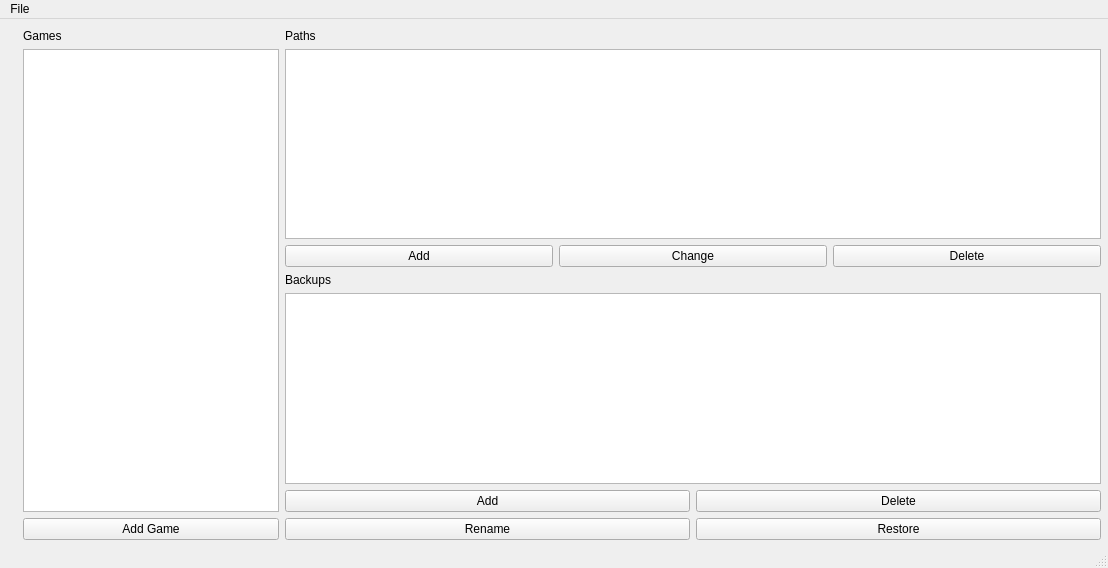
CMHarris14/GummysaverQt, file mainwindow.ui: the form before one commit.
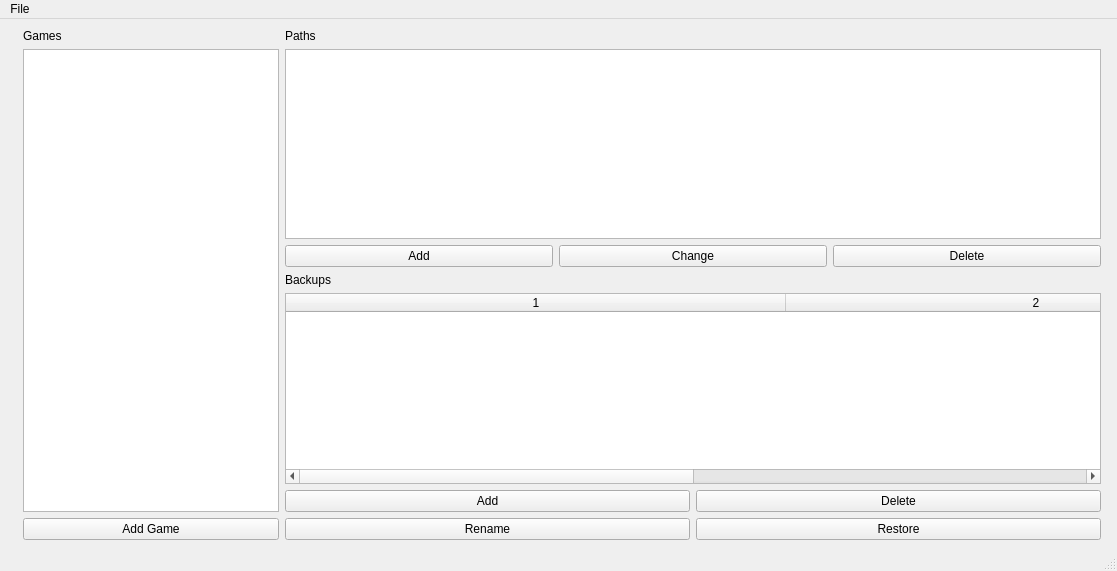
The form after the commit.

The edit to the form file:
```diff
--- a/mainwindow.ui
+++ b/mainwindow.ui
@@ -6,8 +6,8 @@
    <rect>
     <x>0</x>
     <y>0</y>
-    <width>1108</width>
-    <height>568</height>
+    <width>1117</width>
+    <height>571</height>
    </rect>
   </property>
   <property name="windowTitle">
@@ -104,7 +104,28 @@
         </widget>
        </item>
        <item>
-        <widget class="QListWidget" name="list_backups"/>
+        <widget class="QTableWidget" name="list_backups">
+         <property name="textElideMode">
+          <enum>Qt::TextElideMode::ElideRight</enum>
+         </property>
+         <property name="columnCount">
+          <number>2</number>
+         </property>
+         <attribute name="horizontalHeaderVisible">
+          <bool>true</bool>
+         </attribute>
+         <attribute name="horizontalHeaderCascadingSectionResizes">
+          <bool>false</bool>
+         </attribute>
+         <attribute name="horizontalHeaderDefaultSectionSize">
+          <number>500</number>
+         </attribute>
+         <attribute name="horizontalHeaderStretchLastSection">
+          <bool>true</bool>
+         </attribute>
+         <column/>
+         <column/>
+        </widget>
        </item>
        <item>
         <layout class="QGridLayout" name="gridLayout">
@@ -154,7 +175,7 @@
     <rect>
      <x>0</x>
      <y>0</y>
-     <width>1108</width>
+     <width>1117</width>
      <height>21</height>
     </rect>
    </property>
```
